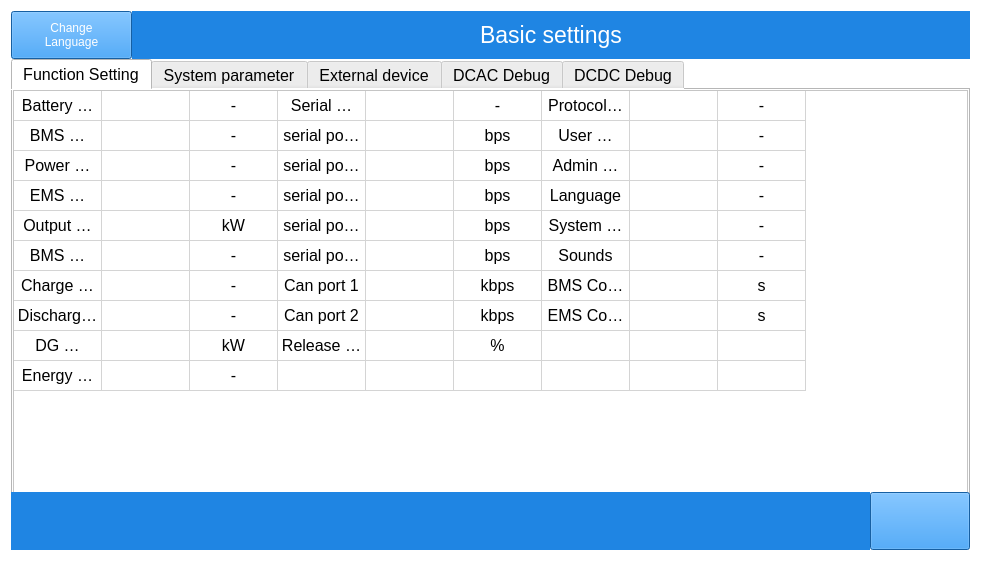
megarevolpr/MWin, file mywidget.ui: the form before one commit.
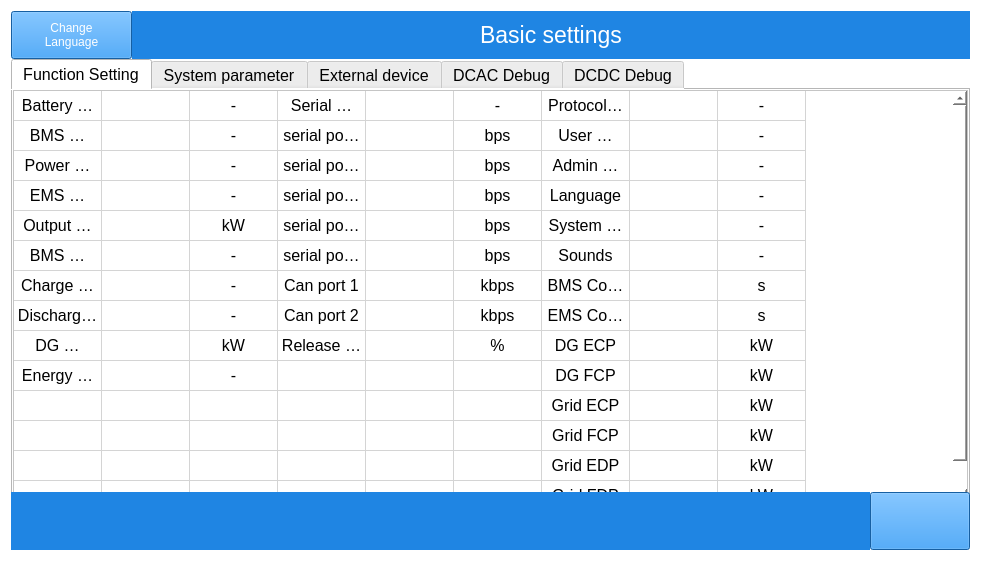
The form after the commit. The open tabs and pages were chosen to show the change. Icons and pictures are not drawn.

What changed in the file:
```diff
--- a/mywidget.ui
+++ b/mywidget.ui
@@ -212,7 +212,7 @@
                <cursorShape>ArrowCursor</cursorShape>
               </property>
               <property name="rowCount">
-               <number>10</number>
+               <number>14</number>
               </property>
               <property name="columnCount">
                <number>9</number>
@@ -236,6 +236,10 @@
               <row/>
               <row/>
               <row/>
+              <row/>
+              <row/>
+              <row/>
+              <row/>
               <column/>
               <column/>
               <column/>
@@ -693,7 +697,7 @@
               </item>
               <item row="8" column="6">
                <property name="text">
-                <string/>
+                <string>DG ECP</string>
                </property>
                <property name="textAlignment">
                 <set>AlignCenter</set>
@@ -701,7 +705,7 @@
               </item>
               <item row="8" column="8">
                <property name="text">
-                <string/>
+                <string>kW</string>
                </property>
                <property name="textAlignment">
                 <set>AlignCenter</set>
@@ -741,7 +745,7 @@
               </item>
               <item row="9" column="6">
                <property name="text">
-                <string/>
+                <string>DG FCP</string>
                </property>
                <property name="textAlignment">
                 <set>AlignCenter</set>
@@ -749,7 +753,71 @@
               </item>
               <item row="9" column="8">
                <property name="text">
-                <string/>
+                <string>kW</string>
+               </property>
+               <property name="textAlignment">
+                <set>AlignCenter</set>
+               </property>
+              </item>
+              <item row="10" column="6">
+               <property name="text">
+                <string>Grid ECP</string>
+               </property>
+               <property name="textAlignment">
+                <set>AlignCenter</set>
+               </property>
+              </item>
+              <item row="10" column="8">
+               <property name="text">
+                <string>kW</string>
+               </property>
+               <property name="textAlignment">
+                <set>AlignCenter</set>
+               </property>
+              </item>
+              <item row="11" column="6">
+               <property name="text">
+                <string>Grid FCP</string>
+               </property>
+               <property name="textAlignment">
+                <set>AlignCenter</set>
+               </property>
+              </item>
+              <item row="11" column="8">
+               <property name="text">
+                <string>kW</string>
+               </property>
+               <property name="textAlignment">
+                <set>AlignCenter</set>
+               </property>
+              </item>
+              <item row="12" column="6">
+               <property name="text">
+                <string>Grid EDP</string>
+               </property>
+               <property name="textAlignment">
+                <set>AlignCenter</set>
+               </property>
+              </item>
+              <item row="12" column="8">
+               <property name="text">
+                <string>kW</string>
+               </property>
+               <property name="textAlignment">
+                <set>AlignCenter</set>
+               </property>
+              </item>
+              <item row="13" column="6">
+               <property name="text">
+                <string>Grid FDP</string>
+               </property>
+               <property name="textAlignment">
+                <set>AlignCenter</set>
+               </property>
+              </item>
+              <item row="13" column="8">
+               <property name="text">
+                <string>kW</string>
                </property>
                <property name="textAlignment">
                 <set>AlignCenter</set>
```
Left out of the diff: 59 changed lines with no effect on the pictures.
